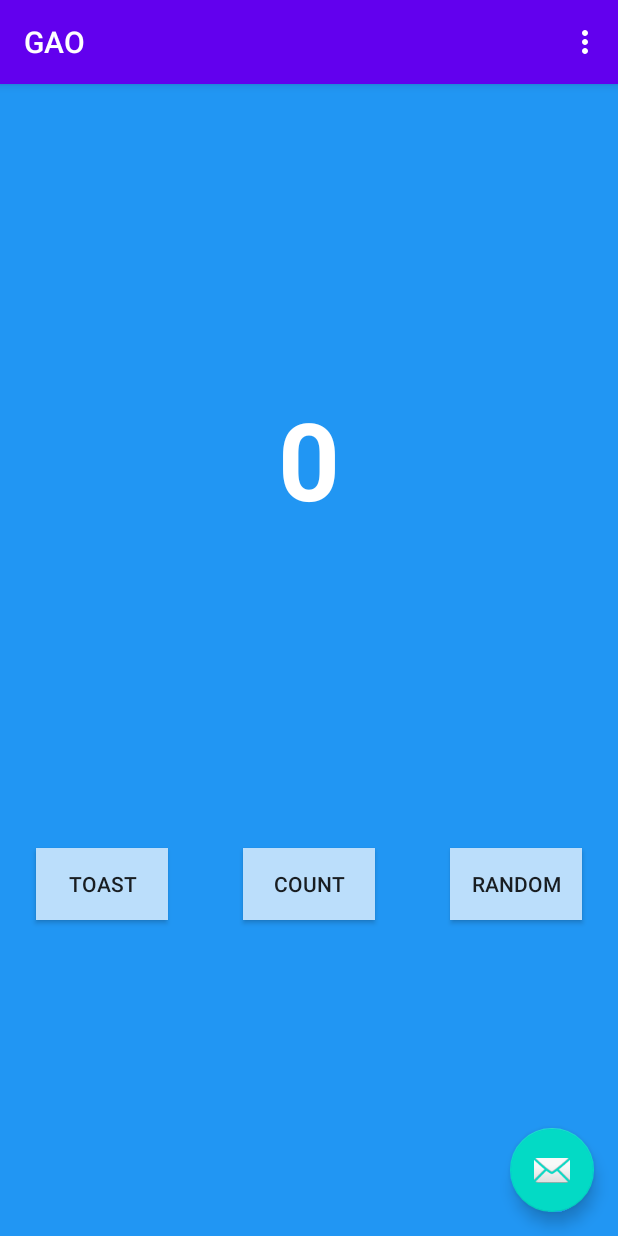
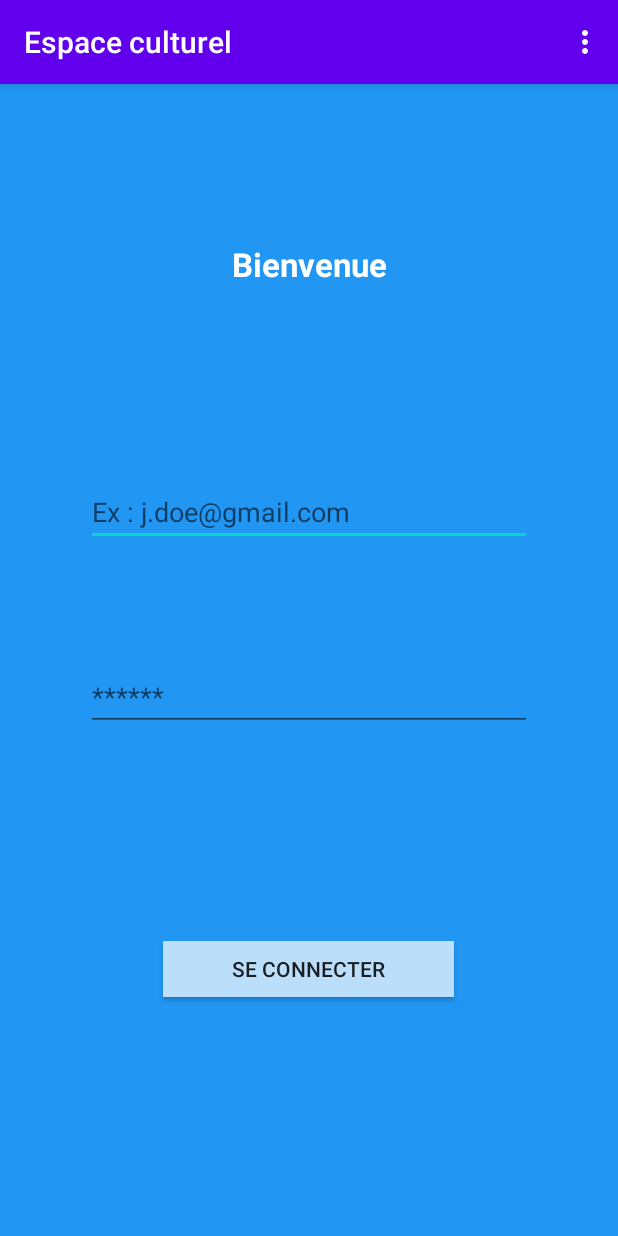
Before and after one commit to Darylabrador/simplon-gao-kotlin, an Android app: the screen it shows after launch (MainActivity), on a phone screen of 412 x 824 dp. Run offline under Robolectric (Android 15) with nearby library versions, the phone set to English and light mode, and no system bars.

```diff
--- a/app/build.gradle
+++ b/app/build.gradle
@@ -33,6 +33,7 @@ android {
 }
 
 dependencies {
+    def exposedVersion = "0.29.1";
     implementation fileTree(dir: "libs", include: ["*.jar"])
     implementation "org.jetbrains.kotlin:kotlin-stdlib:$kotlin_version"
     implementation 'androidx.core:core-ktx:1.1.0'
@@ -41,6 +42,11 @@ dependencies {
     implementation 'androidx.constraintlayout:constraintlayout:1.1.3'
     implementation 'androidx.navigation:navigation-fragment-ktx:2.1.0'
     implementation 'androidx.navigation:navigation-ui-ktx:2.1.0'
+    implementation 'org.jetbrains.kotlinx:kotlinx-coroutines-android:1.3.9'
+    implementation "org.jetbrains.exposed:exposed-core:$exposedVersion"
+    implementation "org.jetbrains.exposed:exposed-dao:$exposedVersion"
+    implementation "org.jetbrains.exposed:exposed-jdbc:$exposedVersion"
+    implementation "com.h2database:h2:1.4.199"
     testImplementation 'junit:junit:4.12'
     androidTestImplementation 'androidx.test.ext:junit:1.1.1'
     androidTestImplementation 'androidx.test.espresso:espresso-core:3.2.0'
--- a/app/src/main/java/com/example/myfirstapp/FirstFragment.kt
+++ b/app/src/main/java/com/example/myfirstapp/DashboardFragment.kt
@@ -9,18 +9,21 @@ import android.widget.Button
 import android.widget.TextView
 import android.widget.Toast
 import androidx.navigation.fragment.findNavController
+import org.jetbrains.exposed.sql.*
 
 /**
  * A simple [Fragment] subclass as the default destination in the navigation.
  */
-class FirstFragment : Fragment() {
+class DashboardFragment : Fragment() {
+
+    val db = Database.connect("jdbc:h2:mem:test", driver = "org.h2.Driver")
 
     override fun onCreateView(
             inflater: LayoutInflater, container: ViewGroup?,
             savedInstanceState: Bundle?
     ): View? {
         // Inflate the layout for this fragment
-        return inflater.inflate(R.layout.fragment_first, container, false)
+        return inflater.inflate(R.layout.fragment_dashboard, container, false)
     }
 
     override fun onViewCreated(view: View, savedInstanceState: Bundle?) {
@@ -29,7 +32,7 @@ class FirstFragment : Fragment() {
         view.findViewById<Button>(R.id.random_button).setOnClickListener {
             val showCountTextView = view.findViewById<TextView>(R.id.textview_first)
             val currentCount = showCountTextView.text.toString().toInt()
-            val action = FirstFragmentDirections.actionFirstFragmentToSecondFragment(currentCount)
+            val action = DashboardFragmentDirections.actionDashboardFragmentToSecondFragment(currentCount)
             findNavController().navigate(action)
         }
 
--- a/app/src/main/java/com/example/myfirstapp/LoginFragment.kt
+++ b/app/src/main/java/com/example/myfirstapp/LoginFragment.kt
@@ -1,4 +1,36 @@
 package com.example.myfirstapp
 
-class LoginFragment {
+import android.os.Bundle
+import androidx.fragment.app.Fragment
+import android.view.LayoutInflater
+import android.view.View
+import android.view.ViewGroup
+import android.widget.Button
+import android.widget.TextView
+import androidx.navigation.fragment.findNavController
+import androidx.navigation.fragment.navArgs
+
+/**
+ * A simple [Fragment] subclass as the second destination in the navigation.
+ */
+class LoginFragment : Fragment() {
+
+    override fun onCreateView(
+        inflater: LayoutInflater, container: ViewGroup?,
+        savedInstanceState: Bundle?
+    ): View? {
+        // Inflate the layout for this fragment
+        return inflater.inflate(R.layout.fragment_login, container, false)
+    }
+
+    val args: SecondFragmentArgs by navArgs()
+
+    override fun onViewCreated(view: View, savedInstanceState: Bundle?) {
+        super.onViewCreated(view, savedInstanceState)
+
+        view.findViewById<Button>(R.id.button_connexion).setOnClickListener {
+            findNavController().navigate(R.id.action_LoginFragment_to_DashboardFragment)
+        }
+    }
+
 }
--- a/app/src/main/java/com/example/myfirstapp/MainActivity.kt
+++ b/app/src/main/java/com/example/myfirstapp/MainActivity.kt
@@ -13,11 +13,6 @@ class MainActivity : AppCompatActivity() {
         super.onCreate(savedInstanceState)
         setContentView(R.layout.activity_main)
         setSupportActionBar(findViewById(R.id.toolbar))
-
-        findViewById<FloatingActionButton>(R.id.fab).setOnClickListener { view ->
-            Snackbar.make(view, "Replace with your own action", Snackbar.LENGTH_LONG)
-                    .setAction("Action", null).show()
-        }
     }
 
     override fun onCreateOptionsMenu(menu: Menu): Boolean {
--- a/app/src/main/java/com/example/myfirstapp/SecondFragment.kt
+++ b/app/src/main/java/com/example/myfirstapp/SecondFragment.kt
@@ -29,7 +29,7 @@ class SecondFragment : Fragment() {
         super.onViewCreated(view, savedInstanceState)
 
         view.findViewById<Button>(R.id.button_second).setOnClickListener {
-            findNavController().navigate(R.id.action_SecondFragment_to_FirstFragment)
+            findNavController().navigate(R.id.action_SecondFragment_to_DashboardFragment)
         }
 
         val count = args.myArg
--- a/app/src/main/res/layout/activity_main.xml
+++ b/app/src/main/res/layout/activity_main.xml
@@ -22,12 +22,4 @@
 
     <include layout="@layout/content_main" />
 
-    <com.google.android.material.floatingactionbutton.FloatingActionButton
-        android:id="@+id/fab"
-        android:layout_width="wrap_content"
-        android:layout_height="wrap_content"
-        android:layout_gravity="bottom|end"
-        android:layout_margin="@dimen/fab_margin"
-        app:srcCompat="@android:drawable/ic_dialog_email" />
-
 </androidx.coordinatorlayout.widget.CoordinatorLayout>
--- a/app/src/main/res/layout/fragment_first.xml
+++ b/app/src/main/res/layout/fragment_dashboard.xml
@@ -1,11 +1,12 @@
 <?xml version="1.0" encoding="utf-8"?>
-<androidx.constraintlayout.widget.ConstraintLayout xmlns:android="http://schemas.android.com/apk/res/android"
+<androidx.constraintlayout.widget.ConstraintLayout
+    xmlns:android="http://schemas.android.com/apk/res/android"
     xmlns:app="http://schemas.android.com/apk/res-auto"
     xmlns:tools="http://schemas.android.com/tools"
     android:layout_width="match_parent"
     android:layout_height="match_parent"
     android:background="@color/screenBackground"
-    tools:context=".FirstFragment">
+    tools:context=".DashboardFragment">
 
     <TextView
         android:id="@+id/textview_first"
@@ -55,4 +56,5 @@
         app:layout_constraintEnd_toStartOf="@+id/random_button"
         app:layout_constraintStart_toEndOf="@+id/toast_button"
         app:layout_constraintTop_toBottomOf="@+id/textview_first" />
+
 </androidx.constraintlayout.widget.ConstraintLayout>
--- a/app/src/main/res/layout/fragment_login.xml
+++ b/app/src/main/res/layout/fragment_login.xml
@@ -1,6 +1,68 @@
 <?xml version="1.0" encoding="utf-8"?>
-<androidx.constraintlayout.widget.ConstraintLayout
-    xmlns:android="http://schemas.android.com/apk/res/android" android:layout_width="match_parent"
-    android:layout_height="match_parent">
+<androidx.constraintlayout.widget.ConstraintLayout xmlns:android="http://schemas.android.com/apk/res/android"
+    xmlns:app="http://schemas.android.com/apk/res-auto"
+    xmlns:tools="http://schemas.android.com/tools"
+    android:layout_width="match_parent"
+    android:layout_height="match_parent"
+    android:background="@color/screenBackground"
+    tools:context=".LoginFragment">
+
+    <TextView
+        android:id="@+id/textView_welcome"
+        android:layout_width="wrap_content"
+        android:layout_height="wrap_content"
+        android:layout_marginTop="110dp"
+        android:text="@string/welcome_message"
+        android:textAlignment="center"
+        android:textColor="@android:color/white"
+        android:textSize="22sp"
+        android:textStyle="bold"
+        app:layout_constraintBottom_toTopOf="@+id/editTextTextEmailAddress"
+        app:layout_constraintEnd_toEndOf="parent"
+        app:layout_constraintStart_toStartOf="parent"
+        app:layout_constraintTop_toTopOf="parent"
+        app:layout_constraintVertical_bias="0.459" />
+
+    <EditText
+        android:id="@+id/editTextTextEmailAddress"
+        android:layout_width="297dp"
+        android:layout_height="40dp"
+        android:layout_marginTop="133dp"
+        android:layout_marginBottom="40dp"
+        android:ems="10"
+        android:inputType="textEmailAddress"
+        android:hint="Ex : j.doe@gmail.com"
+        app:layout_constraintBottom_toTopOf="@+id/editTextTextPassword"
+        app:layout_constraintEnd_toEndOf="parent"
+        app:layout_constraintStart_toStartOf="parent"
+        app:layout_constraintTop_toBottomOf="@+id/textView_welcome" />
+
+    <EditText
+        android:id="@+id/editTextTextPassword"
+        android:layout_width="297dp"
+        android:layout_height="40dp"
+        android:layout_marginTop="43dp"
+        android:layout_marginBottom="130dp"
+        android:ems="10"
+        android:inputType="textPassword"
+        android:hint="******"
+        app:layout_constraintBottom_toTopOf="@+id/button_connexion"
+        app:layout_constraintEnd_toEndOf="parent"
+        app:layout_constraintStart_toStartOf="parent"
+        app:layout_constraintTop_toBottomOf="@+id/editTextTextEmailAddress" />
+
+    <Button
+        android:id="@+id/button_connexion"
+        android:layout_width="194dp"
+        android:layout_height="37dp"
+        android:layout_marginTop="10dp"
+        android:layout_marginBottom="164dp"
+        android:background="@color/buttonBackground"
+        android:text="@string/connexion_button"
+        app:layout_constraintBottom_toBottomOf="parent"
+        app:layout_constraintEnd_toEndOf="parent"
+        app:layout_constraintHorizontal_bias="0.497"
+        app:layout_constraintStart_toStartOf="parent"
+        app:layout_constraintTop_toBottomOf="@+id/editTextTextPassword" />
 
 </androidx.constraintlayout.widget.ConstraintLayout>
--- a/app/src/main/res/navigation/nav_graph.xml
+++ b/app/src/main/res/navigation/nav_graph.xml
@@ -3,21 +3,26 @@
     xmlns:app="http://schemas.android.com/apk/res-auto"
     xmlns:tools="http://schemas.android.com/tools"
     android:id="@+id/nav_graph"
-    app:startDestination="@id/FirstFragment">
+    app:startDestination="@id/LoginFragment">
 
     <fragment
         android:id="@+id/FirstFragment"
-        android:name="com.example.myfirstapp.FirstFragment"
+        android:name="com.example.myfirstapp.DashboardFragment"
         android:label="@string/first_fragment_label"
-        tools:layout="@layout/fragment_first">
+        tools:layout="@layout/fragment_dashboard">
 
         <action
-            android:id="@+id/action_FirstFragment_to_SecondFragment"
-            app:destination="@id/SecondFragment" />
+            android:id="@+id/action_DashboardFragment_to_SecondFragment"
+            app:destination="@id/SecondFragment"
+            app:enterAnim="@android:anim/fade_in"
+            app:exitAnim="@android:anim/fade_out"
+            app:popEnterAnim="@android:anim/fade_in"
+            app:popExitAnim="@android:anim/fade_out" />
         <argument
             android:name="myArg"
             app:argType="integer" />
     </fragment>
+
     <fragment
         android:id="@+id/SecondFragment"
         android:name="com.example.myfirstapp.SecondFragment"
@@ -25,10 +30,28 @@
         tools:layout="@layout/fragment_second">
 
         <action
-            android:id="@+id/action_SecondFragment_to_FirstFragment"
-            app:destination="@id/FirstFragment" />
+            android:id="@+id/action_SecondFragment_to_DashboardFragment"
+            app:destination="@id/FirstFragment"
+            app:enterAnim="@android:anim/fade_in"
+            app:exitAnim="@android:anim/fade_out"
+            app:popEnterAnim="@android:anim/fade_in" />
         <argument
             android:name="myArg"
             app:argType="integer" />
     </fragment>
+
+    <fragment
+        android:id="@+id/LoginFragment"
+        android:name="com.example.myfirstapp.LoginFragment"
+        android:label="@string/troisieme_fragment_label"
+        tools:layout="@layout/fragment_login">
+
+        <action
+            android:id="@+id/action_LoginFragment_to_DashboardFragment"
+            app:destination="@id/FirstFragment"
+            app:enterAnim="@android:anim/fade_in"
+            app:exitAnim="@android:anim/fade_out"
+            app:popEnterAnim="@android:anim/fade_in"
+            app:popExitAnim="@android:anim/fade_out" />
+    </fragment>
 </navigation>
--- a/app/src/main/res/values/strings.xml
+++ b/app/src/main/res/values/strings.xml
@@ -1,18 +1,21 @@
 <resources>
     <!-- Strings used for fragments for toolbar -->
-    <string name="app_name">GAO</string>
+    <string name="app_name">Espace culturel</string>
     <string name="action_settings">Menu</string>
 
     <!-- Strings used for fragments for navigation -->
     <string name="first_fragment_label">First Fragment</string>
     <string name="second_fragment_label">Second Fragment</string>
+    <string name="troisieme_fragment_label">Troisieme Fragment</string>
     <string name="random_button_text">Random</string>
     <string name="previous">Previous</string>
 
     <!-- Strings used for fragments for layouts -->
+    <string name="welcome_message">Bienvenue </string>
     <string name="hello_first_fragment">0</string>
     <string name="hello_second_fragment">R</string>
     <string name="toast_button_text">Toast</string>
     <string name="count_button">Count</string>
     <string name="random_heading">Here is a random number between 0 and %d</string>
+    <string name="connexion_button">Se connecter</string>
 </resources>
--- a/build.gradle
+++ b/build.gradle
@@ -8,6 +8,8 @@ buildscript {
     dependencies {
         classpath "com.android.tools.build:gradle:4.0.2"
         classpath "org.jetbrains.kotlin:kotlin-gradle-plugin:$kotlin_version"
+
+        // pass arguments
         def nav_version = "2.3.0-alpha02"
         classpath "androidx.navigation:navigation-safe-args-gradle-plugin:$nav_version"
 
```
Also changed, not shown: 1 other file.
